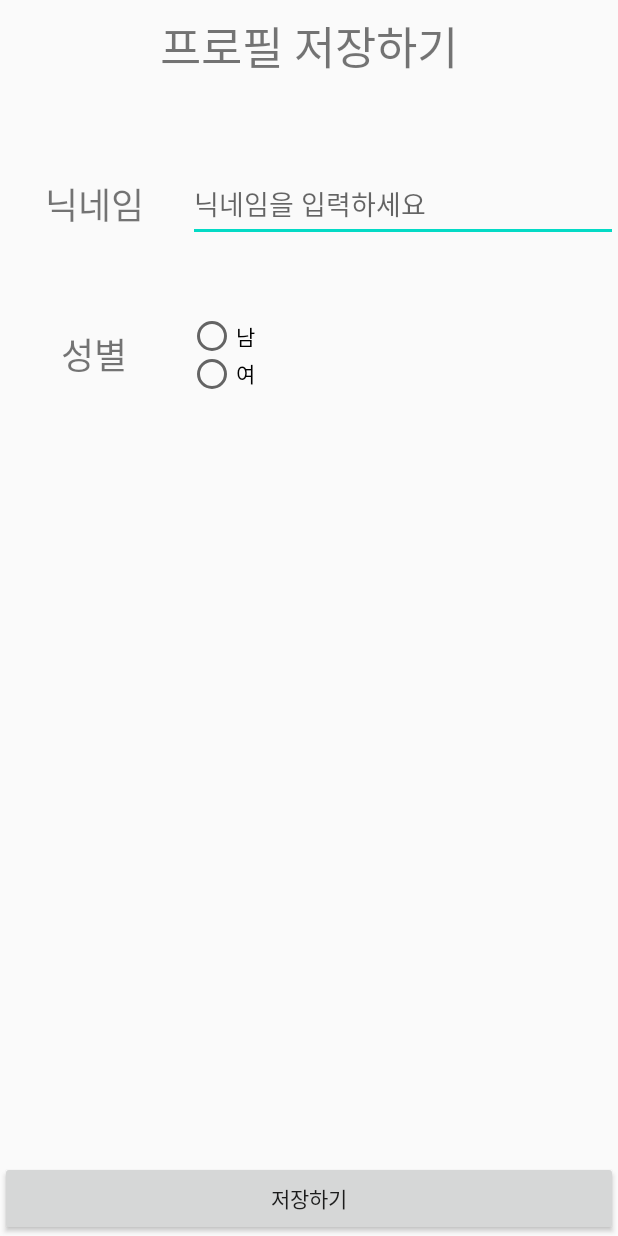
After one commit to johi98/Dongbanja, an Android app: the UserInfo screen opened directly, with no data from a screen before it, on a phone screen of 412 x 824 dp. The commit adds this screen. Run offline under Robolectric (Android 15) with nearby library versions, the phone set to English and light mode, and no system bars; our stand-ins replace Firebase (no records; nobody signed in at launch, a user with empty details on screens opened directly).

Commit message:
유저인포 입력구현
인터페이스 구현

```diff
--- a/app/src/main/AndroidManifest.xml
+++ b/app/src/main/AndroidManifest.xml
@@ -20,6 +20,7 @@
         <activity android:name=".LoginActivity" />
         <activity android:name=".ProfileActivity" />
         <activity android:name=".ProfileReviseActivity" />
+        <activity android:name=".UserInfo" />
         <activity
             android:name=".ui.login.LoginActivity"
             android:label="@string/title_activity_login" />
--- a/app/src/main/java/com/example/dongbanja/MainActivity.java
+++ b/app/src/main/java/com/example/dongbanja/MainActivity.java
@@ -34,7 +34,6 @@ public class MainActivity extends AppCompatActivity implements View.OnClickListe
     protected void onCreate(Bundle savedInstanceState) {
         super.onCreate(savedInstanceState);
         setContentView(R.layout.activity_main);
-
 
         firebaseAuth = FirebaseAuth.getInstance();
 
--- a/app/src/main/java/com/example/dongbanja/ProfileActivity.java
+++ b/app/src/main/java/com/example/dongbanja/ProfileActivity.java
@@ -11,8 +11,6 @@ import com.google.android.gms.ads.initialization.InitializationStatus;
 import com.google.android.gms.ads.initialization.OnInitializationCompleteListener;
 
 import androidx.appcompat.app.AppCompatActivity;
-
-import com.example.dongbanja.R;
 
 public class ProfileActivity extends AppCompatActivity {
 
--- a/app/src/main/java/com/example/dongbanja/ProfileReviseActivity.java
+++ b/app/src/main/java/com/example/dongbanja/ProfileReviseActivity.java
@@ -7,7 +7,6 @@ import android.view.Gravity;
 import android.view.View;
 import android.widget.Button;
 import android.widget.EditText;
-import android.widget.ImageButton;
 import android.widget.ImageView;
 import android.widget.Spinner;
 import android.widget.TextView;
@@ -15,9 +14,6 @@ import android.widget.Toast;
 
 import androidx.appcompat.app.AppCompatActivity;
 
-import com.example.dongbanja.R;
-
-import java.io.File;
 import java.io.InputStream;
 
 public class ProfileReviseActivity extends AppCompatActivity {
--- /dev/null
+++ b/app/src/main/java/com/example/dongbanja/UserInfo.java
@@ -0,0 +1,143 @@
+package com.example.dongbanja;
+import android.content.Intent;
+import android.os.Bundle;
+import android.util.Log;
+import android.view.Gravity;
+import android.view.View;
+import android.widget.Button;
+import android.widget.EditText;
+import android.widget.RadioButton;
+import android.widget.RadioGroup;
+import android.widget.Spinner;
+import android.widget.TextView;
+import android.widget.Toast;
+
+import androidx.appcompat.app.AppCompatActivity;
+
+import com.google.firebase.database.DatabaseReference;
+import com.google.firebase.database.FirebaseDatabase;
+
+import com.google.firebase.auth.FirebaseAuth;
+import com.google.firebase.auth.FirebaseUser;
+import com.google.firebase.database.DatabaseReference;
+import com.google.firebase.database.FirebaseDatabase;
+
+public class UserInfo extends AppCompatActivity {
+
+    public String nickname;
+    public String gender;
+    public String uid;
+    private DatabaseReference mDatabase;
+
+
+    public FirebaseAuth firebaseAuth;
+    public DatabaseReference mPostReference;
+
+    private FirebaseDatabase firebaseDatabase = FirebaseDatabase.getInstance();
+    private DatabaseReference databaseReference = firebaseDatabase.getReference();
+
+
+    RadioButton chooseman;
+    RadioButton choosewoman;
+
+    TextView userCheck;
+
+
+    @Override
+    public void onCreate(Bundle savedInstanceState) {
+        super.onCreate(savedInstanceState);
+        setContentView(R.layout.activity_userinfo);
+
+        mDatabase = FirebaseDatabase.getInstance().getReference();
+
+        userCheck = (TextView) findViewById(R.id.check);
+        RadioGroup choose;
+        choose = (RadioGroup) findViewById(R.id.choose);
+        chooseman = (RadioButton) findViewById(R.id.chooseman);
+        choosewoman = (RadioButton) findViewById(R.id.choosewoman);
+
+        choose.setOnCheckedChangeListener(m);
+
+        Button c = (Button)findViewById(R.id.revise);
+        c.setOnClickListener(new View.OnClickListener() {
+            @Override
+            public void onClick(View view)
+            {
+
+                //입력받아오기
+                nickname = ((EditText)findViewById(R.id.addnickname)).getText().toString();
+
+
+
+
+            /*Toast toast = Toast.makeText(getApplicationContext(),
+                         name11, Toast.LENGTH_LONG);
+                toast.setGravity(Gravity.BOTTOM, 0, 0);
+                toast.show();*/
+
+                UserInfoCheck();
+            }
+        });
+
+
+    } // end onCreate()
+
+    //라디오버튼 관련
+    RadioGroup.OnCheckedChangeListener m = new RadioGroup.OnCheckedChangeListener(){
+        private RadioGroup group;
+        private int checkedId;
+
+        @Override
+        public void onCheckedChanged(RadioGroup group, int checkedId) {
+            this.group = group;
+            this.checkedId = checkedId;
+            Log.v("출력", checkedId + " ");
+
+            if (group.getId() == R.id.choose) {
+                switch (checkedId) {
+                    case R.id.chooseman:
+                        gender = "남";
+                        break;
+
+                    case R.id.choosewoman:
+                        gender = "여";
+                        break;
+                };
+            }
+        }
+    };
+
+    private void writeNewUser(String userId, String gender, String uid) {
+        User user = new User(gender, uid);
+
+        mDatabase.child("UserInfo").child(userId).setValue(user);
+    }
+
+    private void UserInfoCheck()
+    {
+        if(nickname.length() <= 0 )
+        {
+            userCheck.setText("이름을 입력하십시오");
+        }
+        else
+        {
+            writeNewUser(nickname, gender, uid);
+
+
+            Intent intent = new Intent(
+                    getApplicationContext(), // 현재 화면의 제어권자
+                    SubActivity.class); // 다음 넘어갈 클래스 지정
+            startActivity(intent); // 다음 화면으로 넘어간다
+            finish();
+
+            Toast toast = Toast.makeText(getApplicationContext(),
+                    "회원정보 입력에 성공하였습니다.", Toast.LENGTH_LONG);
+            toast.setGravity(Gravity.BOTTOM, 0, 200);
+            toast.show();
+        }
+    }
+
+
+
+
+} // end MyTwo
--- /dev/null
+++ b/app/src/main/res/layout/activity_userinfo.xml
@@ -0,0 +1,98 @@
+<?xml version="1.0" encoding="utf-8"?>
+<LinearLayout xmlns:android="http://schemas.android.com/apk/res/android"
+    xmlns:app="http://schemas.android.com/apk/res-auto"
+    xmlns:tools="http://schemas.android.com/tools"
+    android:layout_width="match_parent"
+    android:layout_height="match_parent"
+    android:orientation="vertical" >
+
+
+    <TextView
+        android:id="@+id/edittextView2"
+        android:layout_width="match_parent"
+        android:layout_height="61dp"
+        android:gravity="center"
+        android:text="프로필 저장하기"
+        android:textSize="30sp" />
+
+    <LinearLayout
+        android:layout_width="match_parent"
+        android:layout_height="50dp"
+        android:layout_marginTop="50dp"
+        android:orientation="horizontal">
+
+        <TextView
+            android:layout_width="125dp"
+            android:layout_height="match_parent"
+            android:gravity="center"
+            android:text="닉네임"
+            android:textSize="24sp" />
+
+        <EditText
+            android:id="@+id/addnickname"
+            android:layout_width="wrap_content"
+            android:layout_height="match_parent"
+            android:layout_weight="1"
+            android:ems="10"
+            android:hint="닉네임을 입력하세요"
+            android:inputType="textPersonName" />
+
+    </LinearLayout>
+
+    <LinearLayout
+        android:layout_width="match_parent"
+        android:layout_height="50dp"
+        android:layout_marginTop="50dp"
+        android:orientation="horizontal">
+
+        <TextView
+            android:layout_width="125dp"
+            android:layout_height="match_parent"
+            android:gravity="center"
+            android:text="성별"
+            android:textSize="24sp" />
+
+        <RadioGroup
+            android:id="@+id/choose"
+            android:layout_width="match_parent"
+            android:layout_height="match_parent">
+
+            <RadioButton
+                android:id="@+id/chooseman"
+                android:layout_width="wrap_content"
+                android:layout_height="wrap_content"
+                android:layout_weight="1"
+                android:text="남" />
+
+            <RadioButton
+                android:id="@+id/choosewoman"
+                android:layout_width="wrap_content"
+                android:layout_height="wrap_content"
+                android:layout_weight="1"
+                android:text="여" />
+
+        </RadioGroup>
+
+    </LinearLayout>
+
+    <androidx.constraintlayout.widget.ConstraintLayout
+        android:layout_width="match_parent"
+        android:layout_height="match_parent"
+        android:layout_weight="1">
+
+    </androidx.constraintlayout.widget.ConstraintLayout>
+
+    <TextView
+        android:id="@+id/check"
+        android:layout_width="wrap_content"
+        android:layout_height="wrap_content"
+        android:layout_gravity="center"
+        android:textColor="#FB0000" />
+
+    <Button
+        android:id="@+id/revise"
+        android:layout_width="match_parent"
+        android:layout_height="50dp"
+        android:layout_gravity="bottom"
+        android:text="저장하기" />
+</LinearLayout>
```
Also changed, not shown: app/src/main/java/com/example/dongbanja/SubActivity.java (+5 -19 lines), app/src/main/java/com/example/dongbanja/User.java (added, +15 -0 lines).
